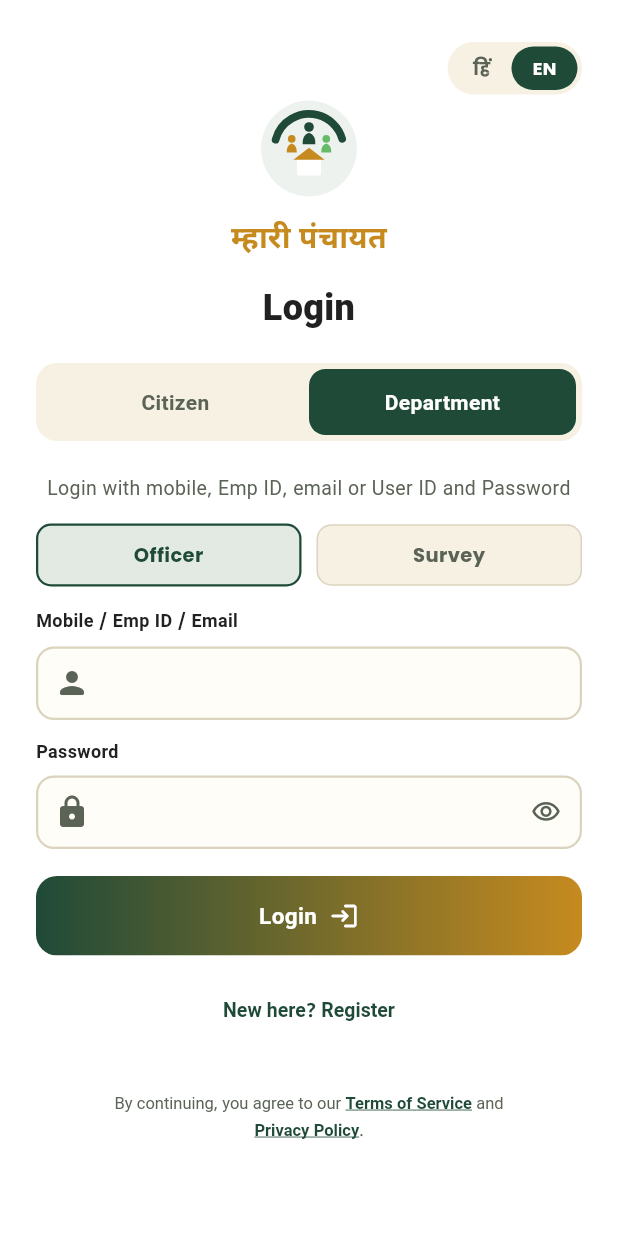
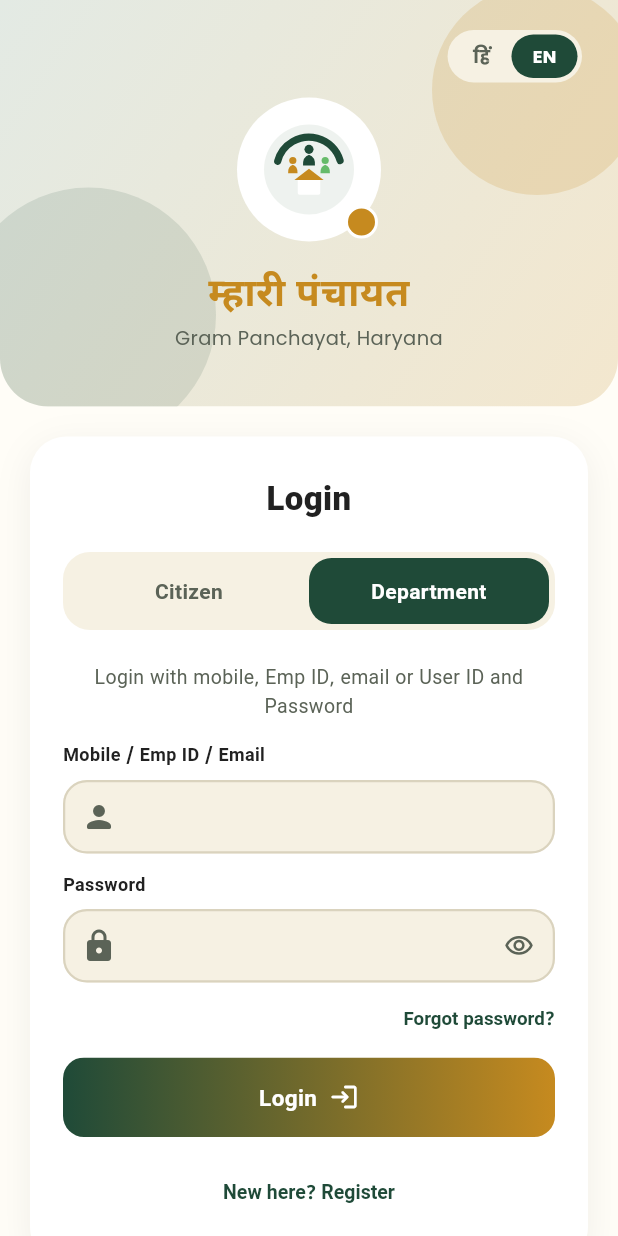
Before and after one commit to ravinderdahiya/mhari-panchayat, a Flutter app: the screen it shows after launch, after a tap on "EN", after a tap on "Department", on a phone screen of 412 x 824 dp. Run offline on Flutter 3.47's test engine with Material 3 defaults, Android fonts, the light colour scheme and no system bars; our stand-ins replace app_links, camera, flutter_map, flutter_svg, geocoding, geolocator and 4 more; missing offline and left inert: detect_fake_location, gal; accounts and stored records are empty.

Commit message:
update by ravinder

```diff
--- a/frontend/lib/screens/login_screen.dart
+++ b/frontend/lib/screens/login_screen.dart
@@ -23,7 +23,6 @@ class LoginScreen extends StatefulWidget {
 
 class _LoginScreenState extends State<LoginScreen> {
   bool _citizenTab = true;
-  UserRole _staffRole = UserRole.officer;
   bool _otpSent = false;
   bool _isSubmitting = false;
   bool _isResending = false;
@@ -276,39 +275,41 @@ class _LoginScreenState extends State<LoginScreen> {
   @override
   Widget build(BuildContext context) {
     return Scaffold(
-      backgroundColor: Colors.white,
+      backgroundColor: AppColors.background,
       body: SafeArea(
         child: SingleChildScrollView(
-          padding: const EdgeInsets.symmetric(horizontal: 24, vertical: 20),
           child: Column(
             crossAxisAlignment: CrossAxisAlignment.stretch,
             children: [
-              const SizedBox(height: 8),
-              Align(
-                alignment: Alignment.topRight,
-                child: _LanguageToggle(
+              _LoginHero(
                 isEnglish: _isEnglish,
-                  onChanged: (value) => setState(() => _isEnglish = value),
+                onLanguageChanged: (value) => setState(() => _isEnglish = value),
+                subtitle: _t('ग्राम पंचायत, हरियाणा', 'Gram Panchayat, Haryana'),
               ),
+              Padding(
+                padding: const EdgeInsets.fromLTRB(20, 20, 20, 0),
+                child: Container(
+                  width: double.infinity,
+                  padding: const EdgeInsets.fromLTRB(22, 26, 22, 24),
+                  decoration: BoxDecoration(
+                    color: Colors.white,
+                    borderRadius: BorderRadius.circular(24),
+                    boxShadow: [
+                      BoxShadow(
+                        color: Colors.black.withValues(alpha: 0.06),
+                        blurRadius: 20,
+                        offset: const Offset(0, 6),
                       ),
-              const SizedBox(height: 4),
-              const Center(child: MhariPanchayatLogo(size: 64)),
-              const SizedBox(height: 12),
-              Text(
-                'म्हारी पंचायत',
-                textAlign: TextAlign.center,
-                style: GoogleFonts.notoSansDevanagari(
-                  fontSize: 20,
-                  fontWeight: FontWeight.w800,
-                  color: AppColors.secondary,
+                    ],
                   ),
-              ),
-              const SizedBox(height: 16),
+                  child: Column(
+                    crossAxisAlignment: CrossAxisAlignment.stretch,
+                    children: [
                       Text(
                         _t('लॉगिन', 'Login'),
                         textAlign: TextAlign.center,
                         style: GoogleFonts.notoSansDevanagari(
-                  fontSize: 24,
+                          fontSize: 22,
                           fontWeight: FontWeight.w800,
                           color: const Color(0xFF212121),
                         ),
@@ -322,9 +323,16 @@ class _LoginScreenState extends State<LoginScreen> {
                       ),
                       const SizedBox(height: 22),
                       if (_citizenTab) ..._buildCitizenForm() else ..._buildStaffForm(),
-              const SizedBox(height: 28),
-              _TermsFooter(onLinkTap: _showMessage, isEnglish: _isEnglish),
-              const SizedBox(height: 12),
+                    ],
+                  ),
+                ),
+              ),
+              const SizedBox(height: 24),
+              Padding(
+                padding: const EdgeInsets.symmetric(horizontal: 24),
+                child: _TermsFooter(onLinkTap: _showMessage, isEnglish: _isEnglish),
+              ),
+              const SizedBox(height: 16),
             ],
           ),
         ),
@@ -377,11 +385,6 @@ class _LoginScreenState extends State<LoginScreen> {
         ),
       ),
       const SizedBox(height: 14),
-      _DepartmentRolePicker(
-        selected: _staffRole,
-        onChanged: (role) => setState(() => _staffRole = role),
-      ),
-      const SizedBox(height: 14),
       _buildStaffField(
         label: _t('मोबाइल / Emp ID / ईमेल', 'Mobile / Emp ID / Email'),
         icon: Icons.person_rounded,
@@ -394,7 +397,32 @@ class _LoginScreenState extends State<LoginScreen> {
         controller: _passwordController,
         obscure: true,
       ),
-      const SizedBox(height: 18),
+      const SizedBox(height: 8),
+      Align(
+        alignment: Alignment.centerRight,
+        child: TextButton(
+          onPressed: () => _showMessage(
+            _t(
+              'यह सुविधा जल्द ही उपलब्ध होगी',
+              'This feature will be available soon',
+            ),
+          ),
+          style: TextButton.styleFrom(
+            padding: EdgeInsets.zero,
+            minimumSize: const Size(0, 32),
+            tapTargetSize: MaterialTapTargetSize.shrinkWrap,
+          ),
+          child: Text(
+            _t('पासवर्ड भूल गए?', 'Forgot password?'),
+            style: GoogleFonts.notoSansDevanagari(
+              fontSize: 12.5,
+              fontWeight: FontWeight.w700,
+              color: AppColors.primary,
+            ),
+          ),
+        ),
+      ),
+      const SizedBox(height: 10),
       _PrimaryButton(
         onPressed: _isSubmitting ? null : _continueAsStaff,
         loading: _isSubmitting,
@@ -407,11 +435,7 @@ class _LoginScreenState extends State<LoginScreen> {
         child: TextButton(
           onPressed: () => push(
             context,
-            RegistrationScreen(
-              initialRole: _staffRole == UserRole.survey
-                  ? RegRole.surveyor
-                  : RegRole.officer,
-            ),
+            const RegistrationScreen(initialRole: RegRole.officer),
           ),
           child: Text(
             _t('नया रजिस्ट्रेशन करें', 'New here? Register'),
@@ -430,8 +454,8 @@ class _LoginScreenState extends State<LoginScreen> {
     return Container(
       height: 52,
       decoration: BoxDecoration(
-        color: AppColors.background,
-        borderRadius: BorderRadius.circular(12),
+        color: AppColors.greyBg,
+        borderRadius: BorderRadius.circular(16),
         border: Border.all(color: AppColors.border, width: 1.5),
       ),
       child: Row(
@@ -634,21 +658,21 @@ class _LoginScreenState extends State<LoginScreen> {
                   )
                 : null,
             filled: true,
-            fillColor: AppColors.background,
+            fillColor: AppColors.greyBg,
             contentPadding: const EdgeInsets.symmetric(
               horizontal: 14,
               vertical: 14,
             ),
             border: OutlineInputBorder(
-              borderRadius: BorderRadius.circular(12),
+              borderRadius: BorderRadius.circular(16),
               borderSide: const BorderSide(color: AppColors.border, width: 1.5),
             ),
             enabledBorder: OutlineInputBorder(
-              borderRadius: BorderRadius.circular(12),
+              borderRadius: BorderRadius.circular(16),
               borderSide: const BorderSide(color: AppColors.border, width: 1.5),
             ),
             focusedBorder: OutlineInputBorder(
-              borderRadius: BorderRadius.circular(12),
+              borderRadius: BorderRadius.circular(16),
               borderSide: const BorderSide(
                 color: AppColors.brandBlue,
                 width: 1.5,
@@ -657,6 +681,133 @@ class _LoginScreenState extends State<LoginScreen> {
           ),
         ),
       ],
+    );
+  }
+}
+
+// The gradient banner above the login card: language toggle, the brand mark
+// in a ring-and-badge frame, app name, and a locality subtitle. Cut off at
+// the bottom with rounded corners so the two soft "blob" tints peek out
+// clipped, rather than as visible circles.
+class _LoginHero extends StatelessWidget {
+  const _LoginHero({
+    required this.isEnglish,
+    required this.onLanguageChanged,
+    required this.subtitle,
+  });
+
+  final bool isEnglish;
+  final ValueChanged<bool> onLanguageChanged;
+  final String subtitle;
+
+  @override
+  Widget build(BuildContext context) {
+    return ClipRRect(
+      borderRadius: const BorderRadius.only(
+        bottomLeft: Radius.circular(32),
+        bottomRight: Radius.circular(32),
+      ),
+      child: Container(
+        width: double.infinity,
+        padding: const EdgeInsets.fromLTRB(24, 20, 24, 36),
+        decoration: const BoxDecoration(
+          gradient: LinearGradient(
+            begin: Alignment.topLeft,
+            end: Alignment.bottomRight,
+            colors: [AppColors.greenTint, AppColors.orangeTint],
+          ),
+        ),
+        child: Stack(
+          clipBehavior: Clip.none,
+          children: [
+            Positioned(
+              top: -30,
+              right: -40,
+              child: _Blob(color: AppColors.secondary.withValues(alpha: 0.18), size: 140),
+            ),
+            Positioned(
+              bottom: -60,
+              left: -50,
+              child: _Blob(color: AppColors.primary.withValues(alpha: 0.12), size: 170),
+            ),
+            Column(
+              children: [
+                Align(
+                  alignment: Alignment.topRight,
+                  child: _LanguageToggle(
+                    isEnglish: isEnglish,
+                    onChanged: onLanguageChanged,
+                  ),
+                ),
+                const SizedBox(height: 10),
+                Stack(
+                  alignment: Alignment.center,
+                  clipBehavior: Clip.none,
+                  children: [
+                    Container(
+                      width: 96,
+                      height: 96,
+                      decoration: const BoxDecoration(
+                        shape: BoxShape.circle,
+                        color: Colors.white,
+                      ),
+                      child: const Center(child: MhariPanchayatLogo(size: 60)),
+                    ),
+                    Positioned(
+                      bottom: 2,
+                      right: 2,
+                      child: Container(
+                        width: 22,
+                        height: 22,
+                        decoration: BoxDecoration(
+                          shape: BoxShape.circle,
+                          color: AppColors.secondary,
+                          border: Border.all(color: Colors.white, width: 2),
+                        ),
+                      ),
+                    ),
+                  ],
+                ),
+                const SizedBox(height: 14),
+                Text(
+                  'म्हारी पंचायत',
+                  textAlign: TextAlign.center,
+                  style: GoogleFonts.notoSansDevanagari(
+                    fontSize: 26,
+                    fontWeight: FontWeight.w800,
+                    color: AppColors.secondary,
+                  ),
+                ),
+                const SizedBox(height: 4),
+                Text(
+                  subtitle,
+                  textAlign: TextAlign.center,
+                  style: GoogleFonts.poppins(
+                    fontSize: 13,
+                    color: AppColors.secondaryText,
+                  ),
+                ),
+              ],
+            ),
+          ],
+        ),
+      ),
+    );
+  }
+}
+
+class _Blob extends StatelessWidget {
+  const _Blob({required this.color, required this.size});
+
+  final Color color;
+  final double size;
+
+  @override
+  Widget build(BuildContext context) {
+    return Container(
+      width: size,
+      height: size,
+      decoration: BoxDecoration(shape: BoxShape.circle, color: color),
     );
   }
 }
@@ -680,7 +831,7 @@ class _RoleTabs extends StatelessWidget {
       padding: const EdgeInsets.all(4),
       decoration: BoxDecoration(
         color: AppColors.greyBg,
-        borderRadius: BorderRadius.circular(14),
+        borderRadius: BorderRadius.circular(18),
       ),
       child: Row(
         children: [
@@ -792,7 +943,7 @@ class _TabButton extends StatelessWidget {
         padding: const EdgeInsets.symmetric(vertical: 12),
         decoration: BoxDecoration(
           color: selected ? AppColors.brandBlue : Colors.transparent,
-          borderRadius: BorderRadius.circular(11),
+          borderRadius: BorderRadius.circular(15),
         ),
         child: Text(
           label,
@@ -808,78 +959,6 @@ class _TabButton extends StatelessWidget {
   }
 }
 
-class _DepartmentRolePicker extends StatelessWidget {
-  const _DepartmentRolePicker({
-    required this.selected,
-    required this.onChanged,
-  });
-
-  final UserRole selected;
-  final ValueChanged<UserRole> onChanged;
-
-  @override
-  Widget build(BuildContext context) {
-    return Row(
-      children: [
-        Expanded(
-          child: _RoleChip(
-            label: 'Officer',
-            selected: selected == UserRole.officer,
-            onTap: () => onChanged(UserRole.officer),
-          ),
-        ),
-        const SizedBox(width: 10),
-        Expanded(
-          child: _RoleChip(
-            label: 'Survey',
-            selected: selected == UserRole.survey,
-            onTap: () => onChanged(UserRole.survey),
-          ),
-        ),
-      ],
-    );
-  }
-}
-
-class _RoleChip extends StatelessWidget {
-  const _RoleChip({
-    required this.label,
-    required this.selected,
-    required this.onTap,
-  });
-
-  final String label;
-  final bool selected;
-  final VoidCallback onTap;
-
-  @override
-  Widget build(BuildContext context) {
-    return GestureDetector(
-      onTap: onTap,
-      child: AnimatedContainer(
-        duration: const Duration(milliseconds: 200),
-        padding: const EdgeInsets.symmetric(vertical: 10),
-        decoration: BoxDecoration(
-          color: selected ? AppColors.brandBlueTint : AppColors.greyBg,
-          borderRadius: BorderRadius.circular(10),
-          border: Border.all(
-            color: selected ? AppColors.brandBlue : AppColors.border,
-            width: selected ? 1.5 : 1,
-          ),
-        ),
-        child: Text(
-          label,
-          textAlign: TextAlign.center,
-          style: GoogleFonts.poppins(
-            fontSize: 13,
-            fontWeight: FontWeight.w700,
-            color: selected ? AppColors.brandBlue : AppColors.secondaryText,
-          ),
-        ),
-      ),
-    );
-  }
-}
 
 class _PrimaryButton extends StatelessWidget {
   const _PrimaryButton({
--- a/frontend/lib/screens/splash_screen.dart
+++ b/frontend/lib/screens/splash_screen.dart
@@ -6,6 +6,7 @@ import '../navigation/app_navigation.dart';
 import '../navigation/role_navigation.dart';
 import '../services/auth_service.dart';
 import '../theme/app_theme.dart';
+import '../widgets/partner_logos.dart';
 import 'login_screen.dart';
 
 typedef SplashCompleteCallback = void Function(AuthSession? session);
@@ -95,6 +96,8 @@ class _SplashScreenState extends State<SplashScreen> {
                       fontSize: 14,
                     ),
                   ),
+                  const SizedBox(height: 22),
+                  const PartnerLogosRow(),
                   const Spacer(flex: 6),
                   const SizedBox(
                     height: 220,
--- a/frontend/lib/services/auth_api.dart
+++ b/frontend/lib/services/auth_api.dart
@@ -71,6 +71,10 @@ class UserProfile {
     this.staffId,
     this.name,
     required this.role,
+    this.email,
+    this.districtName,
+    this.blockName,
+    this.panchayatName,
   });
 
   final String id;
@@ -78,8 +82,19 @@ class UserProfile {
   final String? staffId;
   final String? name;
   final String role;
+  final String? email;
+
+  // Jurisdiction the account is scoped to, if any (district-level staff
+  // carry only districtName; a CPLO/Gram Sachiv carries all three since
+  // panchayat implies a block implies a district).
+  final String? districtName;
+  final String? blockName;
+  final String? panchayatName;
 
   factory UserProfile.fromJson(Map<String, dynamic> json) {
+    String? relationName(String key) =>
+        (json[key] as Map<String, dynamic>?)?['name'] as String?;
+
     return UserProfile(
       id: json['id']?.toString() ?? '',
       mobile: json['mobile'] as String?,
@@ -89,6 +104,10 @@ class UserProfile {
           json['employee_id'] as String?,
       name: json['name'] as String?,
       role: json['role'] as String? ?? 'citizen',
+      email: json['email'] as String?,
+      districtName: relationName('district'),
+      blockName: relationName('block'),
+      panchayatName: relationName('panchayat'),
     );
   }
 }
--- /dev/null
+++ b/frontend/lib/widgets/partner_logos.dart
@@ -0,0 +1,84 @@
+import 'package:flutter/material.dart';
+import 'package:flutter_svg/flutter_svg.dart';
+import 'package:google_fonts/google_fonts.dart';
+
+import '../theme/app_theme.dart';
+
+/// HARSAC and Government of Haryana credential marks - each spins slowly and
+/// continuously, the classic "seal" treatment for a partner/authority logo.
+/// Shown on the splash screen and the login screen.
+class PartnerLogosRow extends StatelessWidget {
+  const PartnerLogosRow({super.key});
+
+  @override
+  Widget build(BuildContext context) {
+    return Column(
+      mainAxisSize: MainAxisSize.min,
+      children: [
+        Text(
+          'के सहयोग से',
+          style: GoogleFonts.notoSansDevanagari(
+            color: AppColors.secondaryText,
+            fontSize: 11.5,
+          ),
+        ),
+        const SizedBox(height: 10),
+        Row(
+          mainAxisAlignment: MainAxisAlignment.center,
+          children: [
+            const SpinningLogo(
+              child: Image(
+                image: AssetImage('assets/images/harsac_logo.png'),
+                fit: BoxFit.contain,
+              ),
+            ),
+            const SizedBox(width: 28),
+            SpinningLogo(
+              child: SvgPicture.asset(
+                'assets/images/haryana_emblem.svg',
+                fit: BoxFit.contain,
+              ),
+            ),
+          ],
+        ),
+      ],
+    );
+  }
+}
+
+/// Rotates [child] in place, on an endless loop.
+class SpinningLogo extends StatefulWidget {
+  const SpinningLogo({super.key, required this.child});
+
+  final Widget child;
+  static const double size = 46;
+
+  @override
+  State<SpinningLogo> createState() => _SpinningLogoState();
+}
+
+class _SpinningLogoState extends State<SpinningLogo>
+    with SingleTickerProviderStateMixin {
+  late final AnimationController _controller = AnimationController(
+    vsync: this,
+    duration: const Duration(seconds: 9),
+  )..repeat();
+
+  @override
+  void dispose() {
+    _controller.dispose();
+    super.dispose();
+  }
+
+  @override
+  Widget build(BuildContext context) {
+    return RotationTransition(
+      turns: _controller,
+      child: SizedBox(
+        width: SpinningLogo.size,
+        height: SpinningLogo.size,
+        child: widget.child,
+      ),
+    );
+  }
+}
--- a/frontend/pubspec.yaml
+++ b/frontend/pubspec.yaml
@@ -48,6 +48,7 @@ dependencies:
   gal: ^2.3.1
   image: ^4.8.0
   detect_fake_location: ^2.3.2
+  flutter_svg: ^2.3.0
 
 dev_dependencies:
   flutter_test:
@@ -70,6 +71,9 @@ flutter:
   # assets:
   #   - images/a_dot_burr.jpeg
   #   - images/a_dot_ham.jpeg
+  assets:
+    - assets/images/harsac_logo.png
+    - assets/images/haryana_emblem.svg
 
   # An image asset can refer to one or more resolution-specific "variants", see
   # https://flutter.dev/to/resolution-aware-images
```
Also changed, not shown: frontend/lib/screens/officer_dashboard_screen.dart (+13 -2 lines), frontend/lib/screens/officer_shell.dart (+7 -7 lines), frontend/lib/screens/profile_screen.dart (+41 -1 lines), admin-panel/public/images/harsac-logo.png (added), admin-panel/public/images/haryana-emblem.svg (added), frontend/assets/images/harsac_logo.png (added), frontend/assets/images/haryana_emblem.svg (added), frontend/pubspec.lock, 4 other files. Lines whose indentation alone changed are shown as unchanged.
